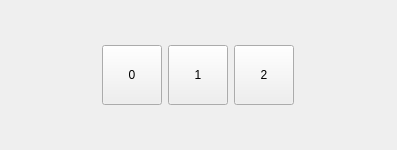
Qt form src/nimbro/tools/led_widget/include/led_widget/led_widget.ui (AIS-Bonn/humanoid_op_ros) before a commit.
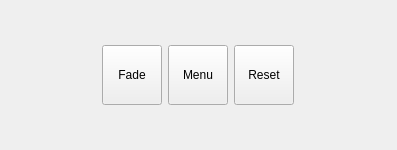
The same form after that commit.

The edit to the form file:
```diff
--- a/src/nimbro/tools/led_widget/include/led_widget/led_widget.ui
+++ b/src/nimbro/tools/led_widget/include/led_widget/led_widget.ui
@@ -45,7 +45,7 @@
           </size>
          </property>
          <property name="text">
-          <string>0</string>
+          <string>Fade</string>
          </property>
         </widget>
        </item>
@@ -70,7 +70,7 @@
           </size>
          </property>
          <property name="text">
-          <string>1</string>
+          <string>Menu</string>
          </property>
         </widget>
        </item>
@@ -95,7 +95,7 @@
           </size>
          </property>
          <property name="text">
-          <string>2</string>
+          <string>Reset</string>
          </property>
         </widget>
        </item>
```
Left out of the diff: 8 changed lines with no effect on the pictures.
